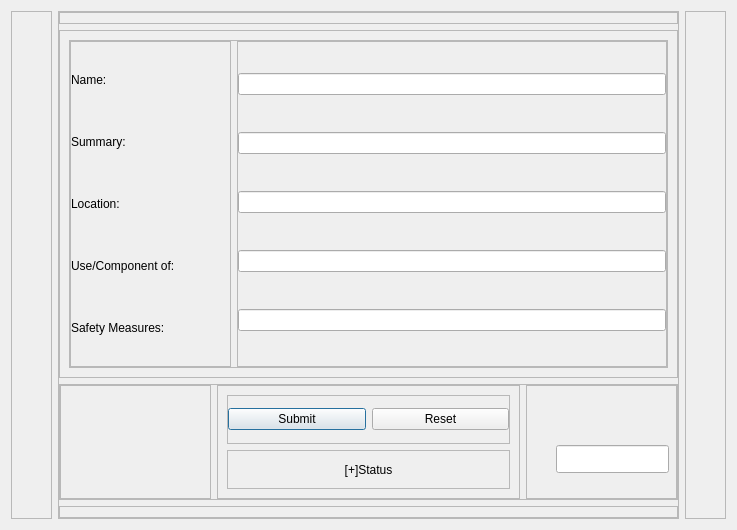
Above: add_item.ui from laurenesco/ToolBuddy-Inventory-Management-System before the change. Below: the same form after it.
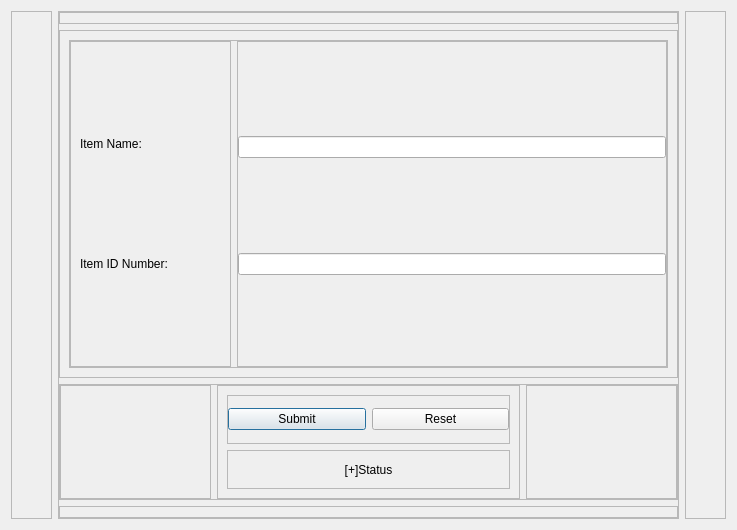
That is the form after the change.

What changed in the file:
```diff
--- a/add_item.ui
+++ b/add_item.ui
@@ -97,50 +97,23 @@
                <enum>QFrame::Raised</enum>
               </property>
               <layout class="QVBoxLayout" name="verticalLayout_3">
-               <property name="leftMargin">
-                <number>0</number>
-               </property>
                <property name="topMargin">
-                <number>10</number>
-               </property>
-               <property name="rightMargin">
-                <number>0</number>
+                <number>45</number>
                </property>
                <property name="bottomMargin">
-                <number>10</number>
+                <number>45</number>
                </property>
                <item>
                 <widget class="QLabel" name="nameLabel">
                  <property name="text">
-                  <string>Name:</string>
+                  <string>Item Name:</string>
                  </property>
                 </widget>
                </item>
                <item>
                 <widget class="QLabel" name="summaryLabel">
                  <property name="text">
-                  <string>Summary:</string>
-                 </property>
-                </widget>
-               </item>
-               <item>
-                <widget class="QLabel" name="locationLabel">
-                 <property name="text">
-                  <string>Location:</string>
-                 </property>
-                </widget>
-               </item>
-               <item>
-                <widget class="QLabel" name="useLabel">
-                 <property name="text">
-                  <string>Use/Component of:</string>
-                 </property>
-                </widget>
-               </item>
-               <item>
-                <widget class="QLabel" name="safetyLabel">
-                 <property name="text">
-                  <string>Safety Measures:</string>
+                  <string>Item ID Number:</string>
                  </property>
                 </widget>
                </item>
@@ -160,7 +133,7 @@
                 <number>0</number>
                </property>
                <property name="topMargin">
-                <number>0</number>
+                <number>5</number>
                </property>
                <property name="rightMargin">
                 <number>0</number>
@@ -172,16 +145,7 @@
                 <widget class="QLineEdit" name="nameField"/>
                </item>
                <item>
-                <widget class="QLineEdit" name="summaryField"/>
-               </item>
-               <item>
-                <widget class="QLineEdit" name="locationField"/>
-               </item>
-               <item>
-                <widget class="QLineEdit" name="useField"/>
-               </item>
-               <item>
-                <widget class="QLineEdit" name="safetyField"/>
+                <widget class="QLineEdit" name="idField"/>
                </item>
               </layout>
              </widget>
@@ -303,16 +267,6 @@
            <property name="frameShadow">
             <enum>QFrame::Raised</enum>
            </property>
-           <widget class="QLineEdit" name="testIdBox">
-            <property name="geometry">
-             <rect>
-              <x>30</x>
-              <y>60</y>
-              <width>113</width>
-              <height>28</height>
-             </rect>
-            </property>
-           </widget>
           </widget>
          </item>
         </layout>
```
Left out of the diff: 2 changed lines with no effect on the pictures.
